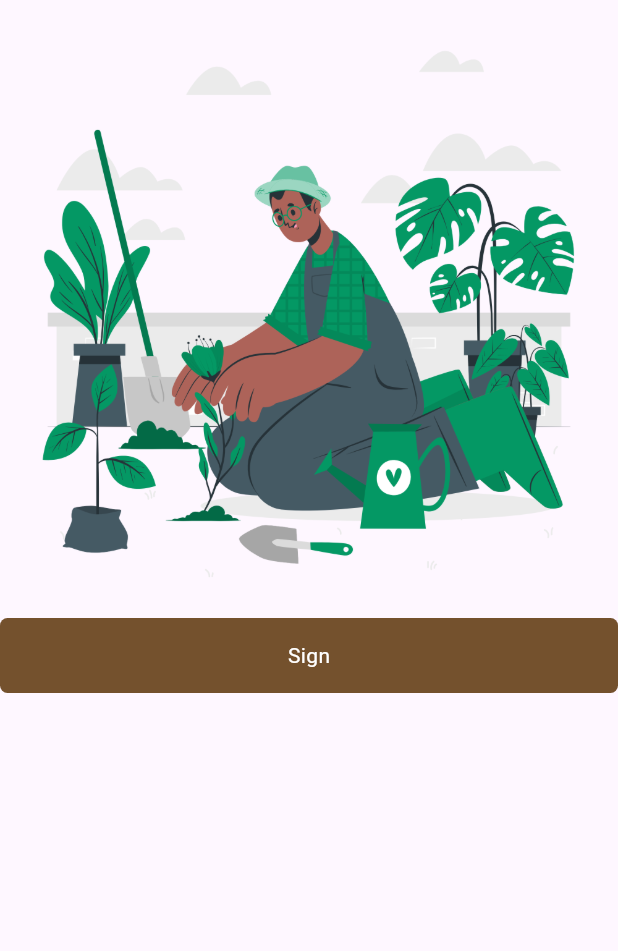
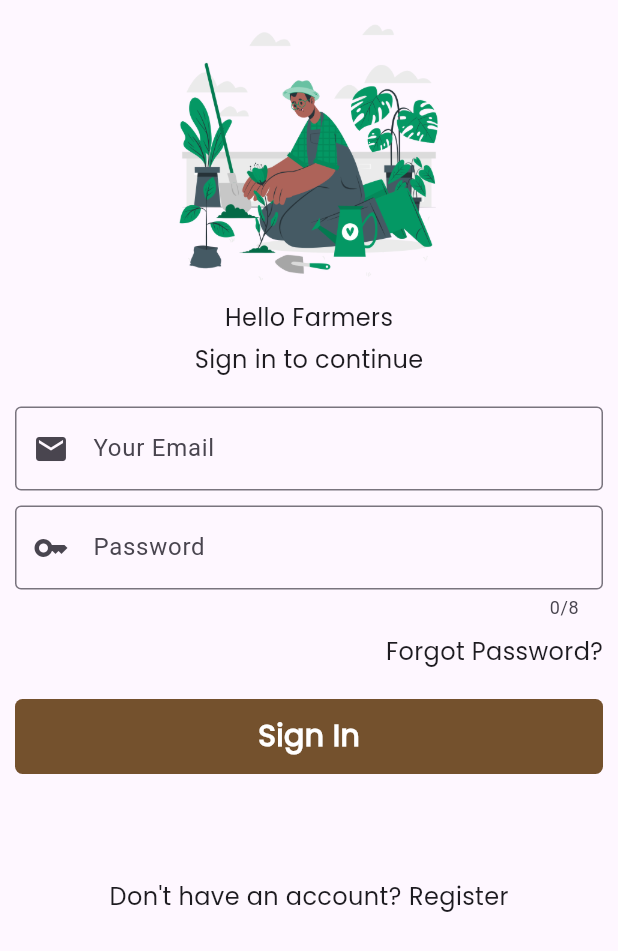
Before and after one commit to abimanyupewe/Smart-Cultivate, a Flutter app: the Login screen opened directly, on a phone screen of 412 x 824 dp. Shown: the top 951 px of the screen. Run offline on Flutter 3.47's test engine with Material 3 defaults, Android fonts, the phone set to English and light mode, and no system bars; our stand-ins replace get, google_fonts, introduction_screen.

Commit message:
update login page

```diff
--- a/lib/main.dart
+++ b/lib/main.dart
@@ -1,6 +1,7 @@
 import 'package:flutter/material.dart';
 import 'package:get/get.dart';
 import './pages/onboarding.dart';
+import './pages/login.dart';
 import './widgets/splashscreen.dart';
 
 void main() {
@@ -12,20 +13,24 @@ class MyApp extends StatelessWidget {
 
   @override
   Widget build(BuildContext context) {
-    return FutureBuilder(
-      future: Future.delayed(
-        Duration(seconds: 3),
-      ),
-      builder: (context, snapshot) {
-        if (snapshot.connectionState == ConnectionState.waiting) {
-          return SplashScreen();
-        } else {
-          return GetMaterialApp(
+    return GetMaterialApp(
             debugShowCheckedModeBanner: false,
-            home: Onboarding(),
+            home: Login(),
           );
-        }
-      },
-    );
+    // return FutureBuilder(
+    //   future: Future.delayed(
+    //     Duration(seconds: 3),
+    //   ),
+    //   builder: (context, snapshot) {
+    //     if (snapshot.connectionState == ConnectionState.waiting) {
+    //       return SplashScreen();
+    //     } else {
+    //       return GetMaterialApp(
+    //         debugShowCheckedModeBanner: false,
+    //         home: Onboarding(),
+    //       );
+    //     }
+    //   },
+    // );
   }
 }
--- /dev/null
+++ b/lib/pages/forget_password.dart
@@ -0,0 +1,12 @@
+import 'package:flutter/material.dart';
+
+class ForgetPassword extends StatelessWidget {
+  const ForgetPassword({super.key});
+
+  @override
+  Widget build(BuildContext context) {
+    return Scaffold(
+      body: Text('Luopa password'),
+    );
+  }
+}
--- a/lib/pages/login.dart
+++ b/lib/pages/login.dart
@@ -1,6 +1,9 @@
 import 'package:flutter/material.dart';
 import 'package:get/get.dart';
 import 'home.dart';
+import 'package:google_fonts/google_fonts.dart';
+import 'forget_password.dart';
+import 'register.dart';
 
 class Login extends StatelessWidget {
   const Login({super.key});
@@ -10,28 +13,146 @@ class Login extends StatelessWidget {
     return Scaffold(
       body: ListView(
         children: [
+          SizedBox(
+            width: 200, // lebar gambar
+            height: 200, // tinggi gambar
+            child: Image.asset("assets/images/Gardening-cuate.png"),
+          ),
           Center(
-            child: Image(
-              image: AssetImage("assets/images/Gardening-cuate.png"),
+            child: Text(
+              'Hello Farmers',
+              style: GoogleFonts.poppins(
+                fontWeight: FontWeight.w500,
+                fontSize: 16,
               ),
             ),
+          ),
+          Padding(
+            padding: EdgeInsets.only(top: 5, bottom: 20),
+            child: Center(
+              child: Text(
+                'Sign in to continue',
+                style: GoogleFonts.poppins(
+                  fontWeight: FontWeight.w400,
+                  fontSize: 16,
+                ),
+              ),
+            ),
+          ),
+          Padding(
+            padding: EdgeInsets.only(right: 10, left: 10),
+            child: TextField(
+              keyboardType: TextInputType.emailAddress,
+              decoration: InputDecoration(
+                labelText: 'Your Email',
+                prefixIcon: Icon(Icons.email),
+                border: OutlineInputBorder(
+                  borderSide: BorderSide(color: Colors.grey),
+                ),
+                hintText: '@Gmail.com',
+                hintStyle: TextStyle(
+                  color: Colors.grey,
+                ),
+              ),
+            ),
+          ),
+          Padding(
+            padding: EdgeInsets.only(top: 10, right: 10, left: 10),
+            child: TextField(
+              keyboardType: TextInputType.visiblePassword,
+              maxLength: 8,
+              obscureText: true,
+              decoration: InputDecoration(
+                labelText: 'Password',
+                prefixIcon: Icon(Icons.key),
+                border: OutlineInputBorder(
+                  borderSide: BorderSide(color: Colors.grey),
+                ),
+                hintText: 'abcd1234',
+                hintStyle: TextStyle(
+                  color: Colors.grey,
+                ),
+              ),
+            ),
+          ),
+          Padding(
+            padding: EdgeInsets.only(top: 10, right: 10),
+            child: Column(
+              mainAxisAlignment: MainAxisAlignment.end,
+              crossAxisAlignment: CrossAxisAlignment.end,
+              children: [
                 GestureDetector(
+                  onTap: () {
+                    Get.to(ForgetPassword());
+                  },
+                  child: Text(
+                    'Forgot Password?',
+                    style: GoogleFonts.poppins(
+                      fontWeight: FontWeight.w400,
+                      fontSize: 16,
+                    ),
+                  ),
+                ),
+              ],
+            ),
+          ),
+          SizedBox(
+            height: 20,
+          ),
+          Padding(
+            padding: EdgeInsets.only(right: 10, left: 10),
+            child: GestureDetector(
               onTap: () {
                 Get.offAll(HomePage());
               },
               child: Container(
-              width: 350, // lebar tombol
-              height: 50, // tinggi tombol
+                width: 300,
+                height: 50,
                 decoration: BoxDecoration(
                   color: Color(0xFF74512D),
                   borderRadius: BorderRadius.circular(5),
                 ),
                 alignment: Alignment.center,
                 child: Text(
-                'Sign',
-                style: TextStyle(color: Colors.white),
+                  'Sign In',
+                  style: GoogleFonts.poppins(
+                    fontWeight: FontWeight.bold,
+                    fontSize: 20,
+                    color: Colors.white,
                   ),
                 ),
+              ),
+            ),
+          ),
+          SizedBox(
+            height: 70,
+          ),
+          Row(
+            mainAxisAlignment: MainAxisAlignment.center,
+            children: [
+              Text(
+                'Don\'t have an account?',
+                style: GoogleFonts.poppins(
+                  fontWeight: FontWeight.w400,
+                  fontSize: 16,
+                ),
+              ),
+              SizedBox(
+                width: 5,
+              ),
+              GestureDetector(
+                onTap: () {
+                  Get.to(Register());
+                },
+                child: Text(
+                  'Register',
+                  style: GoogleFonts.poppins(
+                    fontWeight: FontWeight.w500,
+                    fontSize: 16,
+                  ),
+                ),
+              ),
+            ],
           ),
         ],
       ),
--- /dev/null
+++ b/lib/pages/register.dart
@@ -0,0 +1,12 @@
+import 'package:flutter/material.dart';
+
+class Register extends StatelessWidget {
+  const Register({super.key});
+
+  @override
+  Widget build(BuildContext context) {
+    return Scaffold(
+      body: Text('Register'),
+    );
+  }
+}
```
Lines whose indentation alone changed are shown as unchanged.
